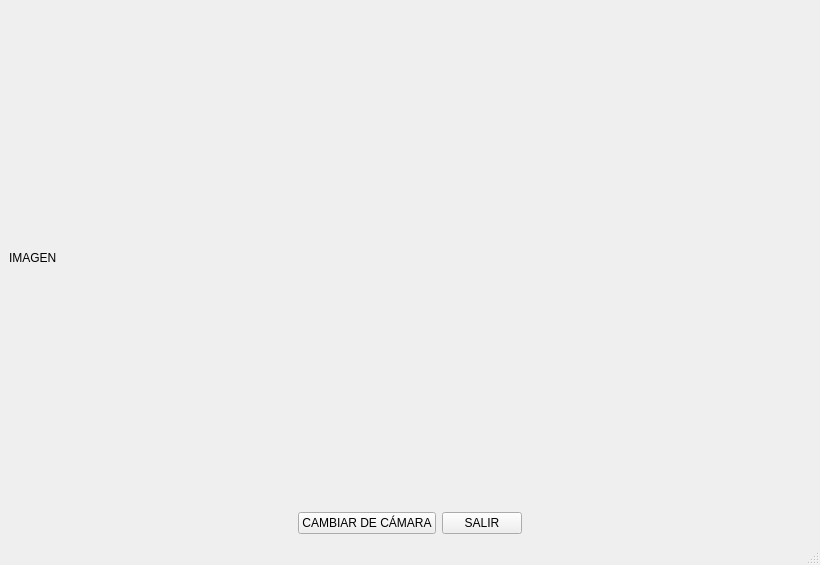
Old version of the form ui/template/test.ui in the repository giulicrenna/Vision-Machinery-RaspberryPi.
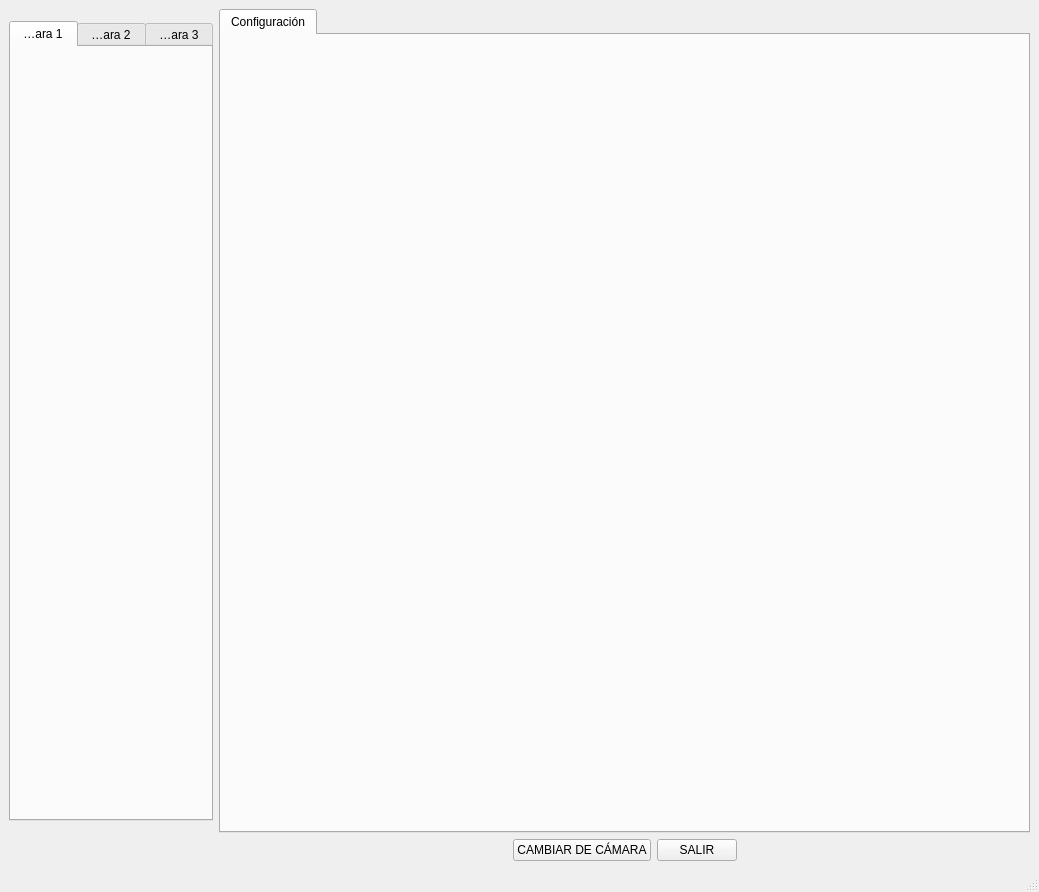
New version of the form. Icons and pictures are not drawn.

Patch:
```diff
--- a/ui/template/test.ui
+++ b/ui/template/test.ui
@@ -6,8 +6,8 @@
    <rect>
     <x>0</x>
     <y>0</y>
-    <width>820</width>
-    <height>565</height>
+    <width>1039</width>
+    <height>892</height>
    </rect>
   </property>
   <property name="windowTitle">
@@ -17,27 +17,34 @@
    <layout class="QGridLayout" name="gridLayout_2">
     <item row="0" column="0">
      <layout class="QGridLayout" name="gridLayout">
-      <item row="0" column="0" colspan="3">
-       <widget class="QLabel" name="label">
-        <property name="text">
-         <string>IMAGEN</string>
+      <item row="0" column="1">
+       <widget class="QTabWidget" name="tabWidget_2">
+        <property name="currentIndex">
+         <number>0</number>
         </property>
-       </widget>
-      </item>
-      <item row="1" column="0">
-       <spacer name="horizontalSpacer">
-        <property name="orientation">
-         <enum>Qt::Horizontal</enum>
-        </property>
-        <property name="sizeHint" stdset="0">
-         <size>
-          <width>98</width>
-          <height>20</height>
-         </size>
-        </property>
-       </spacer>
+        <widget class="QWidget" name="tab_3">
+         <attribute name="title">
+          <string>Configuración</string>
+         </attribute>
+        </widget>
+       </widget>
       </item>
       <item row="1" column="1">
+       <layout class="QHBoxLayout" name="horizontalLayout_2">
+        <item>
+         <spacer name="horizontalSpacer">
+          <property name="orientation">
+           <enum>Qt::Horizontal</enum>
+          </property>
+          <property name="sizeHint" stdset="0">
+           <size>
+            <width>98</width>
+            <height>20</height>
+           </size>
+          </property>
+         </spacer>
+        </item>
+        <item>
        <layout class="QHBoxLayout" name="horizontalLayout">
         <property name="spacing">
          <number>6</number>
@@ -61,7 +68,7 @@
         </item>
        </layout>
       </item>
-      <item row="1" column="2">
+        <item>
        <spacer name="horizontalSpacer_2">
         <property name="orientation">
          <enum>Qt::Horizontal</enum>
@@ -76,6 +83,129 @@
       </item>
      </layout>
     </item>
+      <item row="0" column="0">
+       <widget class="QTabWidget" name="tabWidget">
+        <property name="sizePolicy">
+         <sizepolicy hsizetype="Maximum" vsizetype="Maximum">
+          <horstretch>0</horstretch>
+          <verstretch>0</verstretch>
+         </sizepolicy>
+        </property>
+        <property name="maximumSize">
+         <size>
+          <width>800</width>
+          <height>800</height>
+         </size>
+        </property>
+        <property name="tabShape">
+         <enum>QTabWidget::Rounded</enum>
+        </property>
+        <property name="currentIndex">
+         <number>0</number>
+        </property>
+        <property name="elideMode">
+         <enum>Qt::ElideLeft</enum>
+        </property>
+        <property name="tabsClosable">
+         <bool>false</bool>
+        </property>
+        <widget class="QWidget" name="tab">
+         <property name="sizePolicy">
+          <sizepolicy hsizetype="Maximum" vsizetype="Preferred">
+           <horstretch>0</horstretch>
+           <verstretch>0</verstretch>
+          </sizepolicy>
+         </property>
+         <attribute name="title">
+          <string>Cámara 1</string>
+         </attribute>
+         <layout class="QGridLayout" name="gridLayout_4">
+          <item row="0" column="0" rowspan="2" colspan="2">
+           <widget class="QLabel" name="label">
+            <property name="sizePolicy">
+             <sizepolicy hsizetype="Expanding" vsizetype="Expanding">
+              <horstretch>1</horstretch>
+              <verstretch>1</verstretch>
+             </sizepolicy>
+            </property>
+            <property name="text">
+             <string/>
+            </property>
+            <property name="pixmap">
+             <pixmap>../../../../OneDrive/Imágenes/Buenos Aires 2023/IMG_1500.JPG</pixmap>
+            </property>
+            <property name="scaledContents">
+             <bool>true</bool>
+            </property>
+            <property name="wordWrap">
+             <bool>false</bool>
+            </property>
+           </widget>
+          </item>
+         </layout>
+        </widget>
+        <widget class="QWidget" name="tab_2">
+         <attribute name="title">
+          <string>Cámara 2</string>
+         </attribute>
+         <layout class="QGridLayout" name="gridLayout_5">
+          <item row="0" column="0">
+           <widget class="QLabel" name="label_2">
+            <property name="sizePolicy">
+             <sizepolicy hsizetype="Expanding" vsizetype="Expanding">
+              <horstretch>1</horstretch>
+              <verstretch>1</verstretch>
+             </sizepolicy>
+            </property>
+            <property name="text">
+             <string/>
+            </property>
+            <property name="pixmap">
+             <pixmap>../../../../OneDrive/Imágenes/Buenos Aires 2023/IMG_1499.JPG</pixmap>
+            </property>
+            <property name="scaledContents">
+             <bool>true</bool>
+            </property>
+            <property name="wordWrap">
+             <bool>false</bool>
+            </property>
+           </widget>
+          </item>
+         </layout>
+        </widget>
+        <widget class="QWidget" name="tab_5">
+         <attribute name="title">
+          <string>Cámara 3</string>
+         </attribute>
+         <layout class="QGridLayout" name="gridLayout_6">
+          <item row="0" column="0">
+           <widget class="QLabel" name="label_3">
+            <property name="sizePolicy">
+             <sizepolicy hsizetype="Expanding" vsizetype="Expanding">
+              <horstretch>1</horstretch>
+              <verstretch>1</verstretch>
+             </sizepolicy>
+            </property>
+            <property name="text">
+             <string/>
+            </property>
+            <property name="pixmap">
+             <pixmap>../../../../OneDrive/Imágenes/Buenos Aires 2023/IMG_1479.JPG</pixmap>
+            </property>
+            <property name="scaledContents">
+             <bool>true</bool>
+            </property>
+            <property name="wordWrap">
+             <bool>false</bool>
+            </property>
+           </widget>
+          </item>
+         </layout>
+        </widget>
+       </widget>
+      </item>
+     </layout>
+    </item>
    </layout>
   </widget>
   <widget class="QMenuBar" name="menubar">
```
Left out of the diff: 2 changed lines with no effect on the pictures. Lines whose indentation alone changed are shown as unchanged.
